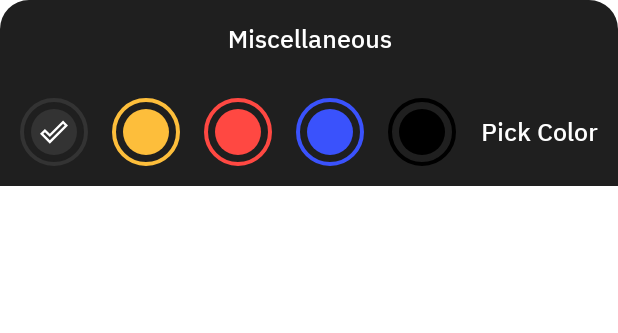
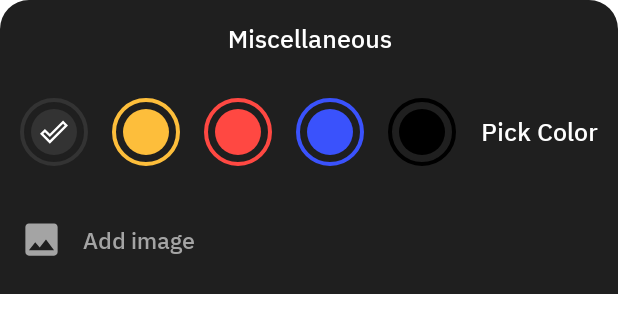
Before and after one commit to Amir-Ali-777/Personal_Notes_android_-app, an Android app: the layout layout_miscellaneous.xml on its own in the app's theme, with its tools: preview values and no code run, on a phone screen of 412 x 824 dp. Shown: the top 333 px of the screen. Run offline under Robolectric (Android 15) with nearby library versions, the phone set to English and light mode, and no system bars.

Commit message:
Personal notes - Added image import functionality in the bottom sheet

```diff
--- a/app/src/main/res/drawable-v24/background_note_color1.xml
+++ /dev/null
@@ -1,41 +0,0 @@
-<?xml version="1.0" encoding="utf-8"?>
-<layer-list xmlns:android="http://schemas.android.com/apk/res/android">
-
-    <item>
-
-        <shape android:shape="oval">
-            <stroke
-                android:width="@dimen/_2sdp"
-                android:color="@color/colorDefaultNotecolor"/>
-        </shape>
-
-    </item>
-
-    <item
-        android:bottom="@dimen/_3sdp"
-        android:left="@dimen/_3sdp"
-        android:right="@dimen/_3sdp"
-        android:top="@dimen/_3sdp">
-
-        <shape android:shape="oval">
-            <stroke
-                android:width="@dimen/_6sdp"
-                android:color="@color/colorMiscellaneousBackground"/>
-        </shape>
-
-
-    </item>
-
-    <item
-        android:bottom="@dimen/_6sdp"
-        android:left="@dimen/_6sdp"
-        android:right="@dimen/_6sdp"
-        android:top="@dimen/_6sdp">
-
-        <shape android:shape="oval">
-            <solid android:color="@color/colorDefaultNotecolor"/>
-        </shape>
-
-    </item>
-
-</layer-list>
--- a/app/src/main/res/layout/layout_miscellaneous.xml
+++ b/app/src/main/res/layout/layout_miscellaneous.xml
@@ -1,6 +1,7 @@
 <?xml version="1.0" encoding="utf-8"?>
 <LinearLayout xmlns:android="http://schemas.android.com/apk/res/android"
     xmlns:app="http://schemas.android.com/apk/res-auto"
+    xmlns:tools="http://schemas.android.com/tools"
     android:id="@+id/layoutMiscellaneous"
     android:layout_width="match_parent"
     android:layout_height="wrap_content"
@@ -145,4 +146,32 @@
 
     </LinearLayout>
 
+    <LinearLayout
+        android:id="@+id/layoutAddImage"
+        android:layout_width="match_parent"
+        android:layout_height="@dimen/_35sdp"
+        android:gravity="center_vertical"
+        android:layout_margin="@dimen/_10sdp"
+        android:orientation="horizontal"
+        tools:ignore="UseCompoundDrawables">
+
+        <ImageView
+            android:layout_width="@dimen/_22sdp"
+            android:layout_height="@dimen/_22sdp"
+            android:src="@drawable/ic_image"
+            android:contentDescription="@string/app_name"
+            app:tint="@color/colorIcons" />
+
+        <TextView
+            android:layout_width="match_parent"
+            android:layout_height="wrap_content"
+            android:layout_marginStart="@dimen/_10sdp"
+            android:fontFamily="@font/ibmplexsans_medium"
+            android:includeFontPadding="false"
+            android:text="@string/add_image"
+            android:textColor="@color/colorIcons"
+            android:textSize="@dimen/_12ssp"/>
+
+    </LinearLayout>
+
 </LinearLayout>
--- a/app/src/main/res/values/strings.xml
+++ b/app/src/main/res/values/strings.xml
@@ -6,4 +6,5 @@
     <string name="note_subtitle">Note Subtitle</string>
     <string name="miscellaneous">Miscellaneous</string>
     <string name="pick_color">Pick Color</string>
+    <string name="add_image">Add image</string>
 </resources>
```
Also changed, not shown: app/src/main/AndroidManifest.xml (+6 -1 lines), app/src/main/java/com/amir/mynotes/activities/CreateNoteActivity.java (+74 -0 lines), app/src/main/res/layout/activity_create_note.xml (+13 -1 lines).
